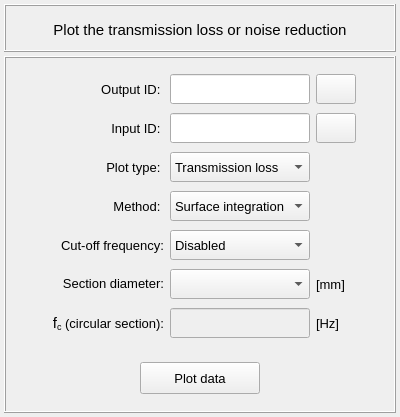
MOPT-UFSC/VIBRA, file vibra/interface/data/ui_files/plots/acoustic/transmission_loss_inputs.ui: the form before one commit.
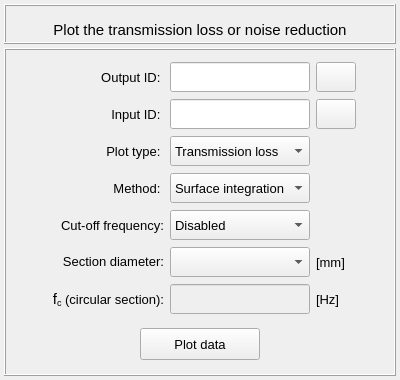
The form after the commit. Icons and pictures are not drawn.

What changed in the file:
```diff
--- a/vibra/interface/data/ui_files/plots/acoustic/transmission_loss_inputs.ui
+++ b/vibra/interface/data/ui_files/plots/acoustic/transmission_loss_inputs.ui
@@ -7,9 +7,21 @@
     <x>0</x>
     <y>0</y>
     <width>400</width>
-    <height>417</height>
+    <height>380</height>
    </rect>
   </property>
+  <property name="minimumSize">
+   <size>
+    <width>0</width>
+    <height>380</height>
+   </size>
+  </property>
+  <property name="maximumSize">
+   <size>
+    <width>16777215</width>
+    <height>380</height>
+   </size>
+  </property>
   <property name="windowTitle">
    <string>Form</string>
   </property>
@@ -37,13 +49,13 @@
      <property name="minimumSize">
       <size>
        <width>0</width>
-       <height>48</height>
+       <height>40</height>
       </size>
      </property>
      <property name="maximumSize">
       <size>
        <width>16777215</width>
-       <height>48</height>
+       <height>40</height>
       </size>
      </property>
      <property name="frameShape">
```
